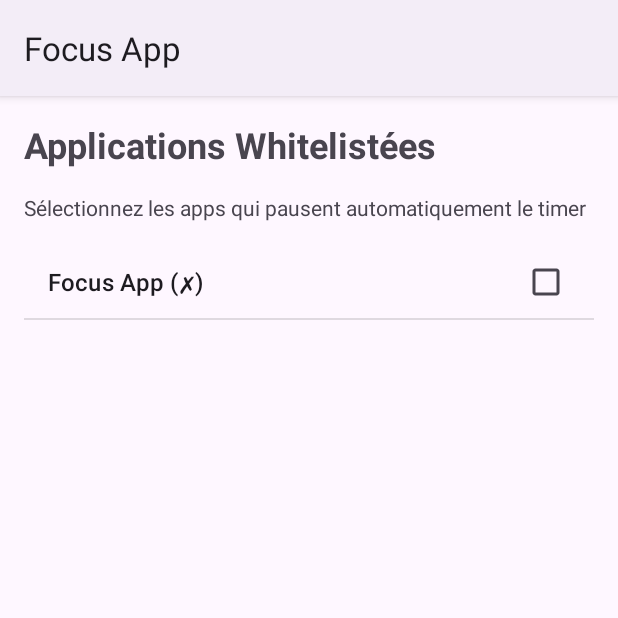
After one commit to Butanium/focus-app, an Android app: the WhitelistActivity screen opened directly, with no data from a screen before it, on a phone screen of 412 x 824 dp, the top half of it. The commit adds this screen. Run offline under Robolectric (Android 15) with nearby library versions, the phone set to English and light mode, and no system bars.

Commit message:
Add application whitelist functionality
- AppWhitelistService: AccessibilityService to detect foreground apps
- WhitelistActivity: UI to manage whitelisted applications
- Auto-pause timer when whitelisted apps are active
- Auto-resume timer when leaving whitelisted apps
- Button in MainActivity to access whitelist settings
- Accessibility service configuration and permissions
- Complete README documentation

🤖 Generated with [Claude Code](https://claude.ai/code)

Co-Authored-By: Claude <noreply@anthropic.com>

```diff
--- a/app/src/main/java/com/focusapp/MainActivity.kt
+++ b/app/src/main/java/com/focusapp/MainActivity.kt
@@ -25,6 +25,11 @@ class MainActivity : AppCompatActivity() {
 
         binding.pauseResumeButton.setOnClickListener {
             toggleTimer()
+        }
+
+        binding.whitelistButton.setOnClickListener {
+            val intent = Intent(this, WhitelistActivity::class.java)
+            startActivity(intent)
         }
 
         binding.initialDelayEdit.setOnFocusChangeListener { _, _ -> saveSettings() }
--- /dev/null
+++ b/app/src/main/java/com/focusapp/WhitelistActivity.kt
@@ -0,0 +1,127 @@
+package com.focusapp
+
+import android.content.Context
+import android.content.Intent
+import android.content.SharedPreferences
+import android.content.pm.PackageManager
+import android.os.Bundle
+import android.provider.Settings
+import android.widget.ArrayAdapter
+import android.widget.ListView
+import android.widget.Toast
+import androidx.appcompat.app.AppCompatActivity
+
+class WhitelistActivity : AppCompatActivity() {
+    private lateinit var prefs: SharedPreferences
+    private lateinit var listView: ListView
+    private val installedApps = mutableListOf<AppInfo>()
+    private val whitelistedApps = mutableSetOf<String>()
+
+    data class AppInfo(val packageName: String, val appName: String, var isWhitelisted: Boolean)
+
+    override fun onCreate(savedInstanceState: Bundle?) {
+        super.onCreate(savedInstanceState)
+        setContentView(R.layout.activity_whitelist)
+
+        prefs = getSharedPreferences("focus_app_prefs", Context.MODE_PRIVATE)
+        listView = findViewById(R.id.appListView)
+
+        loadInstalledApps()
+        setupListView()
+        checkAccessibilityPermission()
+    }
+
+    private fun loadInstalledApps() {
+        val pm = packageManager
+        val packages = pm.getInstalledApplications(PackageManager.GET_META_DATA)
+        val savedWhitelist = prefs.getStringSet("whitelisted_apps", emptySet()) ?: emptySet()
+        whitelistedApps.addAll(savedWhitelist)
+
+        installedApps.clear()
+        for (packageInfo in packages) {
+            if (pm.getLaunchIntentForPackage(packageInfo.packageName) != null) {
+                val appName = pm.getApplicationLabel(packageInfo).toString()
+                val isWhitelisted = whitelistedApps.contains(packageInfo.packageName)
+                installedApps.add(AppInfo(packageInfo.packageName, appName, isWhitelisted))
+            }
+        }
+        installedApps.sortBy { it.appName }
+    }
+
+    private fun setupListView() {
+        val adapter = ArrayAdapter(
+            this,
+            android.R.layout.simple_list_item_multiple_choice,
+            installedApps.map { "${it.appName} (${if (it.isWhitelisted) "✓" else "✗"})" }
+        )
+
+        listView.adapter = adapter
+        listView.choiceMode = ListView.CHOICE_MODE_MULTIPLE
+
+        for (i in installedApps.indices) {
+            listView.setItemChecked(i, installedApps[i].isWhitelisted)
+        }
+
+        listView.setOnItemClickListener { _, _, position, _ ->
+            val app = installedApps[position]
+            app.isWhitelisted = !app.isWhitelisted
+
+            if (app.isWhitelisted) {
+                whitelistedApps.add(app.packageName)
+            } else {
+                whitelistedApps.remove(app.packageName)
+            }
+
+            saveWhitelist()
+            updateAdapter()
+        }
+    }
+
+    private fun updateAdapter() {
+        val adapter = ArrayAdapter(
+            this,
+            android.R.layout.simple_list_item_multiple_choice,
+            installedApps.map { "${it.appName} (${if (it.isWhitelisted) "✓" else "✗"})" }
+        )
+        listView.adapter = adapter
+
+        for (i in installedApps.indices) {
+            listView.setItemChecked(i, installedApps[i].isWhitelisted)
+        }
+    }
+
+    private fun saveWhitelist() {
+        prefs.edit()
+            .putStringSet("whitelisted_apps", whitelistedApps)
+            .apply()
+    }
+
+    private fun checkAccessibilityPermission() {
+        if (!isAccessibilityServiceEnabled()) {
+            Toast.makeText(
+                this,
+                "Veuillez activer le service d'accessibilité pour la whitelist",
+                Toast.LENGTH_LONG
+            ).show()
+
+            val intent = Intent(Settings.ACTION_ACCESSIBILITY_SETTINGS)
+            startActivity(intent)
+        }
+    }
+
+    private fun isAccessibilityServiceEnabled(): Boolean {
+        val accessibilityEnabled = Settings.Secure.getInt(
+            contentResolver,
+            Settings.Secure.ACCESSIBILITY_ENABLED, 0
+        )
+
+        if (accessibilityEnabled == 1) {
+            val services = Settings.Secure.getString(
+                contentResolver,
+                Settings.Secure.ENABLED_ACCESSIBILITY_SERVICES
+            )
+            return services?.contains("${packageName}/.AppWhitelistService") == true
+        }
+        return false
+    }
+}
--- /dev/null
+++ b/app/src/main/res/layout/activity_whitelist.xml
@@ -0,0 +1,29 @@
+<?xml version="1.0" encoding="utf-8"?>
+<LinearLayout xmlns:android="http://schemas.android.com/apk/res/android"
+    android:layout_width="match_parent"
+    android:layout_height="match_parent"
+    android:orientation="vertical"
+    android:padding="16dp">
+
+    <TextView
+        android:layout_width="wrap_content"
+        android:layout_height="wrap_content"
+        android:text="Applications Whitelistées"
+        android:textSize="24sp"
+        android:textStyle="bold"
+        android:layout_marginBottom="16dp" />
+
+    <TextView
+        android:layout_width="wrap_content"
+        android:layout_height="wrap_content"
+        android:text="Sélectionnez les apps qui pausent automatiquement le timer"
+        android:textSize="14sp"
+        android:layout_marginBottom="16dp" />
+
+    <ListView
+        android:id="@+id/appListView"
+        android:layout_width="match_parent"
+        android:layout_height="0dp"
+        android:layout_weight="1" />
+
+</LinearLayout>
--- a/app/src/main/res/values/strings.xml
+++ b/app/src/main/res/values/strings.xml
@@ -8,4 +8,5 @@
     <string name="action_remind_15">15 min</string>
     <string name="action_disable">Désactiver</string>
     <string name="service_description">Timer de focus en arrière-plan</string>
+    <string name="accessibility_service_description">Service pour détecter les applications et pause automatiquement le timer</string>
 </resources>
```
Also changed, not shown: app/src/main/AndroidManifest.xml (+16 -0 lines), app/src/main/java/com/focusapp/AppWhitelistService.kt (added, +50 -0 lines), app/src/main/res/layout/activity_main.xml (+9 -1 lines), app/src/main/res/xml/accessibility_service_config.xml (added, +9 -0 lines), 2 other files.
